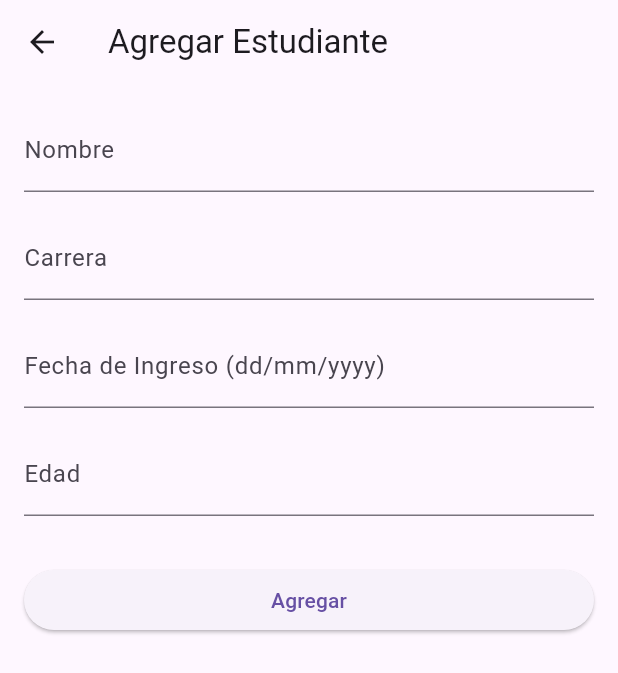
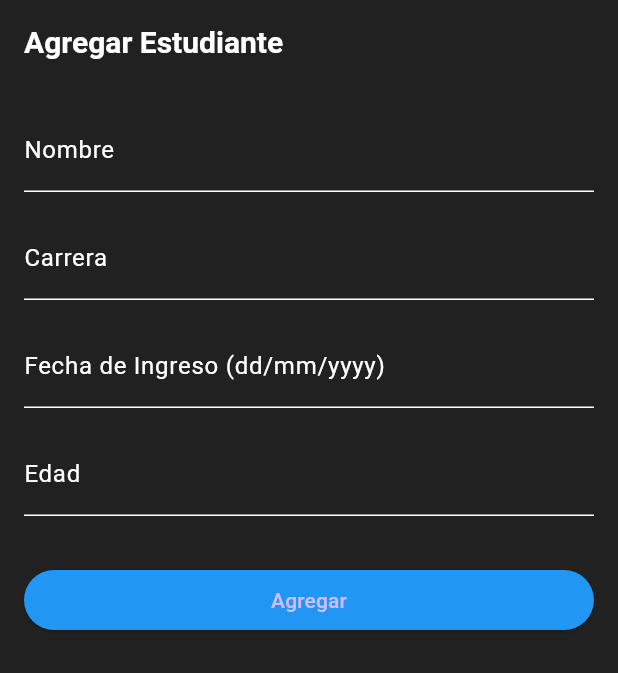
Before and after one commit to YefferSime/SEM14CALIFICADOMULTIPLATAFORMA, a Flutter app: the screen it shows after launch, after a tap on the "add" icon, on a phone screen of 412 x 824 dp. Shown: the top 673 px of the screen. Run offline on Flutter 3.47's test engine with Material 3 defaults, Android fonts, the phone set to English and light mode, and no system bars; our stand-ins replace sqflite; accounts and stored records are empty.

Commit message:
segundo cambio

```diff
--- a/lib/estudiante_detail_view.dart
+++ b/lib/estudiante_detail_view.dart
@@ -30,7 +30,27 @@ class _StudentDetailViewState extends State<StudentDetailView> {
 
   @override
   Widget build(BuildContext context) {
-    return Scaffold(
+    return MaterialApp(
+      theme: ThemeData.dark().copyWith(
+        scaffoldBackgroundColor: Colors.grey[900], // Fondo gris oscuro
+        appBarTheme: AppBarTheme(
+          color: Colors.grey[900], // Barra de aplicación gris oscuro
+          elevation: 0, toolbarTextStyle: TextTheme(
+            headline6: TextStyle(
+              color: Colors.white, // Texto del título en blanco
+              fontSize: 20.0,
+              fontWeight: FontWeight.bold,
+            ),
+          ).bodyText2, titleTextStyle: TextTheme(
+            headline6: TextStyle(
+              color: Colors.white, // Texto del título en blanco
+              fontSize: 20.0,
+              fontWeight: FontWeight.bold,
+            ),
+          ).headline6,
+        ),
+      ),
+      home: Scaffold(
         appBar: AppBar(
           title: Text(widget.student == null ? 'Agregar Estudiante' : 'Editar Estudiante'),
         ),
@@ -42,17 +62,47 @@ class _StudentDetailViewState extends State<StudentDetailView> {
               children: [
                 TextField(
                   controller: _nombreController,
-                decoration: InputDecoration(labelText: 'Nombre'),
+                  style: TextStyle(color: Colors.white), // Color del texto blanco
+                  decoration: InputDecoration(
+                    labelText: 'Nombre',
+                    labelStyle: TextStyle(color: Colors.white), // Color del label blanco
+                    enabledBorder: UnderlineInputBorder(
+                      borderSide: BorderSide(color: Colors.white), // Borde blanco cuando no está enfocado
+                    ),
+                    focusedBorder: UnderlineInputBorder(
+                      borderSide: BorderSide(color: Colors.blue), // Borde azul cuando está enfocado
+                    ),
+                  ),
                 ),
                 SizedBox(height: 16.0),
                 TextField(
                   controller: _carreraController,
-                decoration: InputDecoration(labelText: 'Carrera'),
+                  style: TextStyle(color: Colors.white),
+                  decoration: InputDecoration(
+                    labelText: 'Carrera',
+                    labelStyle: TextStyle(color: Colors.white),
+                    enabledBorder: UnderlineInputBorder(
+                      borderSide: BorderSide(color: Colors.white),
+                    ),
+                    focusedBorder: UnderlineInputBorder(
+                      borderSide: BorderSide(color: Colors.blue),
+                    ),
+                  ),
                 ),
                 SizedBox(height: 16.0),
                 TextField(
                   controller: _fechaIngresoController,
-                decoration: InputDecoration(labelText: 'Fecha de Ingreso (dd/mm/yyyy)'),
+                  style: TextStyle(color: Colors.white),
+                  decoration: InputDecoration(
+                    labelText: 'Fecha de Ingreso (dd/mm/yyyy)',
+                    labelStyle: TextStyle(color: Colors.white),
+                    enabledBorder: UnderlineInputBorder(
+                      borderSide: BorderSide(color: Colors.white),
+                    ),
+                    focusedBorder: UnderlineInputBorder(
+                      borderSide: BorderSide(color: Colors.blue),
+                    ),
+                  ),
                   onTap: () async {
                     DateTime? pickedDate = await showDatePicker(
                       context: context,
@@ -68,7 +118,17 @@ class _StudentDetailViewState extends State<StudentDetailView> {
                 SizedBox(height: 16.0),
                 TextField(
                   controller: _edadController,
-                decoration: InputDecoration(labelText: 'Edad'),
+                  style: TextStyle(color: Colors.white),
+                  decoration: InputDecoration(
+                    labelText: 'Edad',
+                    labelStyle: TextStyle(color: Colors.white),
+                    enabledBorder: UnderlineInputBorder(
+                      borderSide: BorderSide(color: Colors.white),
+                    ),
+                    focusedBorder: UnderlineInputBorder(
+                      borderSide: BorderSide(color: Colors.blue),
+                    ),
+                  ),
                   keyboardType: TextInputType.number,
                 ),
                 SizedBox(height: 32.0),
@@ -76,9 +136,13 @@ class _StudentDetailViewState extends State<StudentDetailView> {
                   onPressed: () {
                     _saveStudent();
                   },
+                  style: ElevatedButton.styleFrom(
+                    backgroundColor: Colors.blue, // Color de fondo azul del botón
+                  ),
                   child: Text(widget.student == null ? 'Agregar' : 'Guardar Cambios'),
                 ),
               ],
+            ),
           ),
         ),
       ),
--- a/lib/estudiante_list_view.dart
+++ b/lib/estudiante_list_view.dart
@@ -33,15 +33,23 @@ class _StudentListViewState extends State<StudentListView> {
 
   @override
   Widget build(BuildContext context) {
-    return Scaffold(
+    return MaterialApp(
+      theme: ThemeData.dark().copyWith(
+        scaffoldBackgroundColor: Colors.grey[900],
+        floatingActionButtonTheme: FloatingActionButtonThemeData(
+          backgroundColor: Colors.blue,
+        ),
+      ),
+      home: Scaffold(
         appBar: AppBar(title: Text('Estudiantes')),
         body: students.isEmpty
-          ? Center(child: Text('Estudiantes no encontrados'))
+            ? Center(child: Text('Estudiantes no encontrados', style: TextStyle(color: Colors.white)))
             : ListView.builder(
                 itemCount: students.length,
                 itemBuilder: (context, index) {
                   final student = students[index];
                   return Card(
+                    color: Colors.grey[800],
                     margin: EdgeInsets.symmetric(vertical: 8.0, horizontal: 16.0),
                     child: Padding(
                       padding: const EdgeInsets.all(16.0),
@@ -50,20 +58,20 @@ class _StudentListViewState extends State<StudentListView> {
                         children: [
                           Text(
                             student.nombre,
-                          style: TextStyle(fontSize: 18.0, fontWeight: FontWeight.bold),
+                            style: TextStyle(fontSize: 18.0, fontWeight: FontWeight.bold, color: Colors.white),
                           ),
                           SizedBox(height: 8.0),
-                        Text('Carrera: ${student.carrera}'),
+                          Text('Carrera: ${student.carrera}', style: TextStyle(color: Colors.white)),
                           SizedBox(height: 4.0),
-                        Text('Fecha de Ingreso: ${_formatDate(student.fechaIngreso)}'),
+                          Text('Fecha de Ingreso: ${_formatDate(student.fechaIngreso)}', style: TextStyle(color: Colors.white)),
                           SizedBox(height: 4.0),
-                        Text('Edad: ${student.edad}'),
+                          Text('Edad: ${student.edad}', style: TextStyle(color: Colors.white)),
                           SizedBox(height: 16.0),
                           Row(
                             mainAxisAlignment: MainAxisAlignment.end,
                             children: [
                               IconButton(
-                              icon: Icon(Icons.edit),
+                                icon: Icon(Icons.edit, color: Colors.blue),
                                 onPressed: () {
                                   Navigator.push(
                                     context,
@@ -74,23 +82,27 @@ class _StudentListViewState extends State<StudentListView> {
                                 },
                               ),
                               IconButton(
-                              icon: Icon(Icons.delete),
+                                icon: Icon(Icons.delete, color: Colors.red),
                                 onPressed: () async {
                                   bool? confirmDelete = await showDialog(
                                     context: context,
                                     builder: (BuildContext context) {
                                       return AlertDialog(
-                                      title: Text('Confirmar eliminación'),
-                                      content: Text('¿Estás seguro que quieres eliminar al estudiante ${student.nombre}?'),
+                                        backgroundColor: Colors.grey[900],
+                                        title: Text('Confirmar eliminación', style: TextStyle(color: Colors.white)),
+                                        content: Text(
+                                          '¿Estás seguro que quieres eliminar al estudiante ${student.nombre}?',
+                                          style: TextStyle(color: Colors.white),
+                                        ),
                                         actions: [
                                           TextButton(
-                                          child: Text('Cancelar'),
+                                            child: Text('Cancelar', style: TextStyle(color: Colors.white)),
                                             onPressed: () {
                                               Navigator.of(context).pop(false);
                                             },
                                           ),
                                           TextButton(
-                                          child: Text('Eliminar'),
+                                            child: Text('Eliminar', style: TextStyle(color: Colors.red)),
                                             onPressed: () {
                                               Navigator.of(context).pop(true);
                                             },
@@ -121,6 +133,7 @@ class _StudentListViewState extends State<StudentListView> {
           },
           child: Icon(Icons.add),
         ),
+      ),
     );
   }
 
```
Lines whose indentation alone changed are shown as unchanged.
